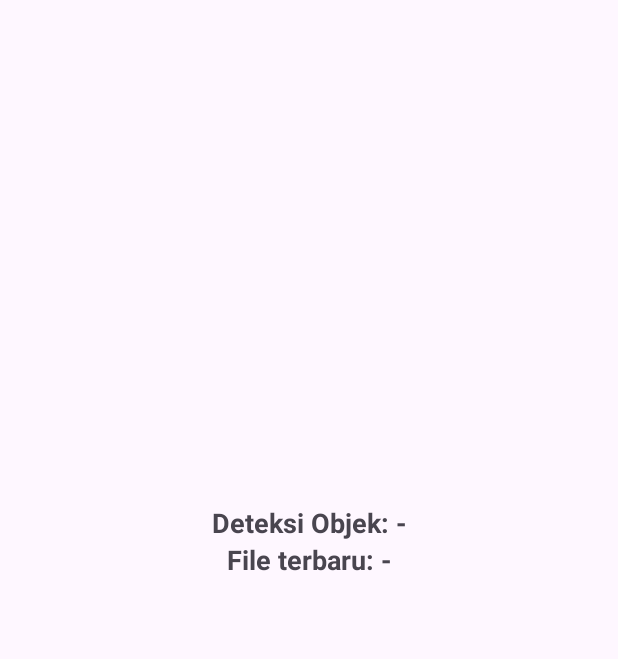
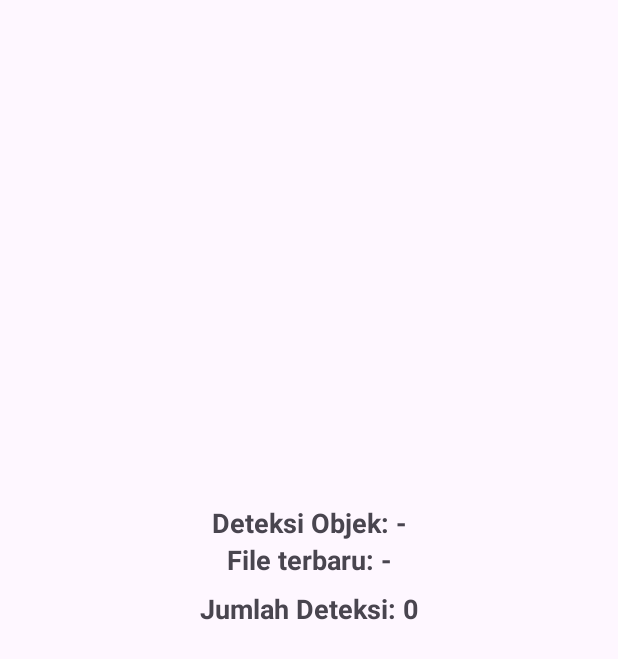
Before and after one commit to fitriyaanggrayni/DetectorApps, an Android app: the GambarActivity screen opened directly, with no data from a screen before it, on a phone screen of 412 x 824 dp. Shown: the top 659 px of the screen. Run offline under Robolectric (Android 15) with nearby library versions, the phone set to English and light mode, and no system bars; libraries missing offline, so code that uses them is left out: org.tensorflow.lite; pictures from the network do not load; 1 statement that could not run was skipped.

Commit message:
Update activity_gambar.xml
jumlah deteksi

```diff
--- a/app/src/main/res/layout/activity_gambar.xml
+++ b/app/src/main/res/layout/activity_gambar.xml
@@ -36,5 +36,14 @@
             android:textStyle="bold"
             android:textAlignment="center" />
 
+        <TextView
+            android:id="@+id/txtJumlahDeteksi"
+            android:layout_width="wrap_content"
+            android:layout_height="wrap_content"
+            android:text="Jumlah Deteksi: 0"
+            android:textSize="18sp"
+            android:textStyle="bold"
+            android:layout_marginTop="8dp"/>
+
     </LinearLayout>
 </ScrollView>
```
